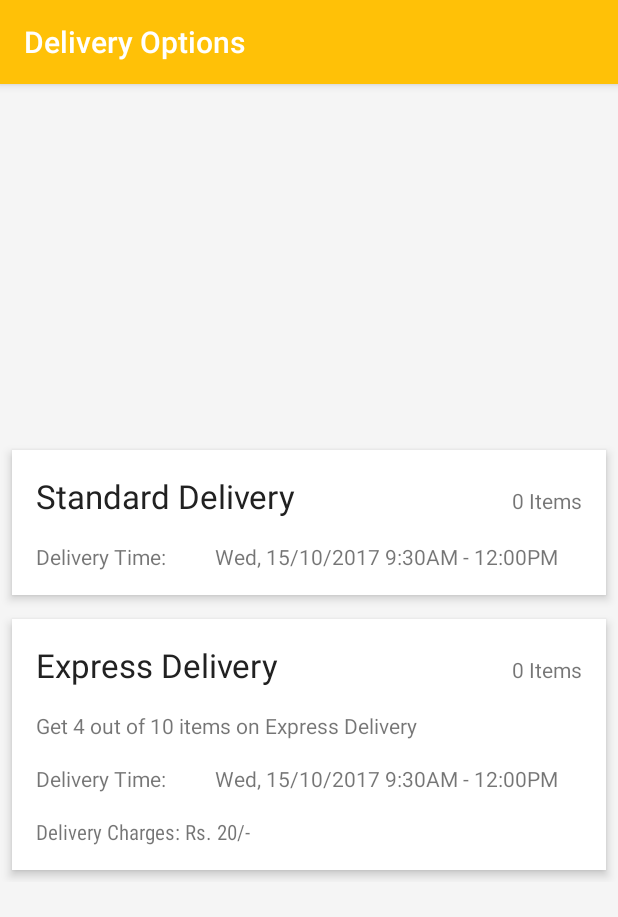
After one commit to AdityaIndoori/NEEDYb1, an Android app: the H_MartDeliveryOptions screen opened directly, with no data from a screen before it, on a phone screen of 412 x 824 dp. The commit adds this screen. Shown: the top 917 px of the screen. Run offline under Robolectric (Android 15) with nearby library versions, the phone set to English and light mode, and no system bars.

```diff
--- /dev/null
+++ b/app/src/main/java/com/example/aditya/menuview/H_MartDeliveryOptions.java
@@ -0,0 +1,38 @@
+package com.example.aditya.menuview;
+
+import android.content.Intent;
+import android.support.v7.app.AppCompatActivity;
+import android.os.Bundle;
+import android.view.View;
+import android.widget.RelativeLayout;
+import android.widget.TextView;
+
+public class H_MartDeliveryOptions extends AppCompatActivity implements View.OnClickListener {
+
+    private RelativeLayout relativeLayoutStdDel,relativeLayoutExpDel;
+    private TextView textViewNumberOfItemsSTD,getTextViewNumberOfItemsEXP;
+    @Override
+    protected void onCreate(Bundle savedInstanceState) {
+        super.onCreate(savedInstanceState);
+        setTitle("Delivery Options");
+        setContentView(R.layout.activity_h__mart_delivery_options);
+        relativeLayoutStdDel = (RelativeLayout) findViewById(R.id.relativeLayoutStdDelivery);
+        relativeLayoutExpDel = (RelativeLayout) findViewById(R.id.relativeLayoutExpDelivery);
+        textViewNumberOfItemsSTD = (TextView) findViewById(R.id.standardDeliveryNumberOfItems);
+        getTextViewNumberOfItemsEXP = (TextView) findViewById(R.id.numberOfItemsExpDelivery);
+        relativeLayoutExpDel.setOnClickListener(this);
+        relativeLayoutStdDel.setOnClickListener(this);
+        int numberOfItems = getIntent().getIntExtra("items",0);
+        textViewNumberOfItemsSTD.setText(numberOfItems + " Items");
+        getTextViewNumberOfItemsEXP.setText(numberOfItems + " Items");
+    }
+
+    @Override
+    public void onClick(View v) {
+        int id = v.getId();
+        if (id == R.id.relativeLayoutStdDelivery)
+            startActivity(new Intent(getApplicationContext(),H_MartPaymentOptions.class).putExtra("isExpress",false).putExtra("bill",getIntent().getIntExtra("bill",0)).putExtra("items",getIntent().getIntExtra("items",0)));
+        else if (id == R.id.relativeLayoutExpDelivery)
+            startActivity(new Intent(getApplicationContext(),H_MartPaymentOptions.class).putExtra("isExpress",true).putExtra("bill",getIntent().getIntExtra("bill",0)).putExtra("items",getIntent().getIntExtra("items",0)));
+    }
+}
--- a/app/src/main/java/com/example/aditya/menuview/MainActivity.java
+++ b/app/src/main/java/com/example/aditya/menuview/MainActivity.java
@@ -184,7 +184,7 @@ public class MainActivity extends AppCompatActivity
     }
 
     private void clickedrelativeLayoutWheelsOnRent() {
-        setToast("Clicked Wheels On Rent", getApplicationContext());
+        startActivity(new Intent(getApplicationContext(),WOR_MainActivity.class));
     }
 
     private void clickedrelativeLayoutH_Mart() {
--- /dev/null
+++ b/app/src/main/res/layout/activity_h__mart_delivery_options.xml
@@ -0,0 +1,130 @@
+<?xml version="1.0" encoding="utf-8"?>
+<RelativeLayout xmlns:android="http://schemas.android.com/apk/res/android"
+    xmlns:app="http://schemas.android.com/apk/res-auto"
+    xmlns:tools="http://schemas.android.com/tools"
+    android:layout_width="match_parent"
+    android:layout_height="match_parent"
+    tools:context="com.example.aditya.menuview.H_MartDeliveryOptions"
+    android:background="@color/backgroundColor">
+    <LinearLayout
+        android:layout_width="wrap_content"
+        android:layout_height="wrap_content"
+        android:orientation="vertical"
+        android:layout_centerInParent="true">
+        <FrameLayout
+            android:layout_width="wrap_content"
+            android:layout_height="wrap_content"
+            android:layout_margin="8dp"
+            android:elevation="4dp"
+            android:background="#ffffff">
+            <RelativeLayout
+                android:layout_width="match_parent"
+                android:layout_height="wrap_content"
+                android:id="@+id/relativeLayoutStdDelivery"
+                android:background="?android:attr/selectableItemBackground"
+                android:clickable="true"
+                android:focusable="true"
+                android:layout_margin="8dp">
+                <TextView
+                    android:layout_width="wrap_content"
+                    android:layout_height="wrap_content"
+                    android:text="Standard Delivery"
+                    android:id="@+id/standardDeliveryTextViewHMart"
+                    android:layout_alignParentTop="true"
+                    android:textColor="@color/primaryText"
+                    android:textAppearance="@style/TextAppearance.AppCompat.Large"
+                    android:layout_margin="8dp"/>
+                <TextView
+                    android:layout_width="wrap_content"
+                    android:layout_height="wrap_content"
+                    android:text="Delivery Time:"
+                    android:id="@+id/deliveryTimeTextView"
+                    android:layout_below="@id/standardDeliveryTextViewHMart"
+                    android:layout_margin="8dp"/>
+                <TextView
+                    android:layout_width="wrap_content"
+                    android:layout_height="wrap_content"
+                    android:id="@+id/standardDeliveryNumberOfItems"
+                    android:layout_alignTop="@id/standardDeliveryTextViewHMart"
+                    android:layout_alignParentEnd="true"
+                    android:layout_alignParentRight="true"
+                    android:layout_margin="8dp"
+                    android:text="10 Items"/>
+                <TextView
+                    android:id="@+id/deliveryDetailsTextView"
+                    android:layout_width="match_parent"
+                    android:layout_height="wrap_content"
+                    android:layout_alignTop="@id/deliveryTimeTextView"
+                    android:layout_toRightOf="@id/deliveryTimeTextView"
+                    android:gravity="center"
+                    android:text="Wed, 15/10/2017 9:30AM - 12:00PM"/>
+            </RelativeLayout>
+        </FrameLayout>
+        <FrameLayout
+            android:layout_width="wrap_content"
+            android:layout_height="wrap_content"
+            android:background="#ffffff"
+            android:elevation="4dp"
+            android:layout_margin="8dp">
+            <RelativeLayout
+                android:layout_width="match_parent"
+                android:layout_height="wrap_content"
+                android:background="?android:attr/selectableItemBackground"
+                android:clickable="true"
+                android:focusable="true"
+                android:id="@+id/relativeLayoutExpDelivery"
+                android:layout_margin="8dp">
+
+                <TextView
+                    android:layout_width="wrap_content"
+                    android:layout_height="wrap_content"
+                    android:text="Express Delivery"
+                    android:id="@+id/expressDeliveryTextViewHMart"
+                    android:layout_alignParentTop="true"
+                    android:textColor="@color/primaryText"
+                    android:textAppearance="@style/TextAppearance.AppCompat.Large"
+                    android:layout_margin="8dp"/>
+                <TextView
+                    android:layout_width="wrap_content"
+                    android:layout_height="wrap_content"
+                    android:id="@+id/expDeliveryNumberOfItemsDelivered"
+                    android:text="Get 4 out of 10 items on Express Delivery"
+                    android:layout_below="@id/expressDeliveryTextViewHMart"
+                    android:layout_margin="8dp"/>
+                <TextView
+                    android:layout_width="wrap_content"
+                    android:layout_height="wrap_content"
+                    android:text="Delivery Time:"
+                    android:id="@+id/deliveryTimeTextViewExp"
+                    android:layout_below="@id/expDeliveryNumberOfItemsDelivered"
+                    android:layout_margin="8dp"/>
+                <TextView
+                    android:layout_width="wrap_content"
+                    android:layout_height="wrap_content"
+                    android:layout_alignTop="@id/expressDeliveryTextViewHMart"
+                    android:id="@+id/numberOfItemsExpDelivery"
+                    android:layout_alignParentEnd="true"
+                    android:layout_alignParentRight="true"
+                    android:layout_margin="8dp"
+                    android:text="10 Items"/>
+                <TextView
+                    android:id="@+id/deliveryDetailsTextViewExp"
+                    android:layout_width="match_parent"
+                    android:layout_height="wrap_content"
+                    android:layout_alignTop="@id/deliveryTimeTextViewExp"
+                    android:layout_toRightOf="@id/deliveryTimeTextViewExp"
+                    android:gravity="center"
+                    android:text="Wed, 15/10/2017 9:30AM - 12:00PM"/>
+
+                <TextView
+                    android:id="@+id/TextViewDeliveryChargesExp"
+                    android:layout_width="wrap_content"
+                    android:layout_height="wrap_content"
+                    android:layout_below="@id/deliveryTimeTextViewExp"
+                    android:layout_margin="8dp"
+                    android:fontFamily="sans-serif-condensed"
+                    android:text="Delivery Charges: Rs. 20/-" />
+            </RelativeLayout>
+        </FrameLayout>
+    </LinearLayout>
+</RelativeLayout>
--- a/app/src/main/res/layout/h_mart_cart_recycler_view_item.xml
+++ b/app/src/main/res/layout/h_mart_cart_recycler_view_item.xml
@@ -2,6 +2,7 @@
 <RelativeLayout xmlns:android="http://schemas.android.com/apk/res/android"
     android:layout_width="match_parent"
     android:layout_height="wrap_content"
+    android:id="@+id/relativeLayoutH_MartCart"
     android:background="#ffffff"
     android:layout_marginBottom="2dp">
     <ImageView
--- a/app/src/main/res/values/strings.xml
+++ b/app/src/main/res/values/strings.xml
@@ -26,4 +26,5 @@
     <string name="title_activity_h_mart_product_selection">hMartProductSelection</string>
     <string name="section_format">Hello World from section: %1$d</string>
     <string name="fresho">FRESHO</string>
+    <string name="title_activity_wor__main">WOR_MainActivity</string>
 </resources>
```
Also changed, not shown: app/src/main/AndroidManifest.xml (+7 -1 lines), app/src/main/java/com/example/aditya/menuview/H_MartCartActivity.java (+15 -10 lines), app/src/main/java/com/example/aditya/menuview/H_MartCartRecyclerViewAdapter.java (+22 -3 lines), app/src/main/java/com/example/aditya/menuview/H_MartPaymentOptions.java (added, +39 -0 lines), app/src/main/java/com/example/aditya/menuview/WOR_MainActivity.java (added, +164 -0 lines), app/src/main/res/layout/activity_h__mart_payment_options.xml (added, +32 -0 lines), app/src/main/res/layout/activity_wor__main.xml (added, +45 -0 lines), app/src/main/res/layout/fragment_wor__main.xml (added, +47 -0 lines), app/src/main/res/menu/menu_wor__main.xml (added, +10 -0 lines).
